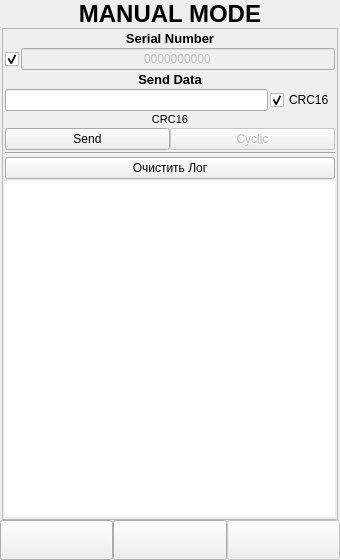
DavidSiegman/PLC_RF_Configurator, file ANDROID_FORMS/hands_enter_form.ui: the form before one commit.
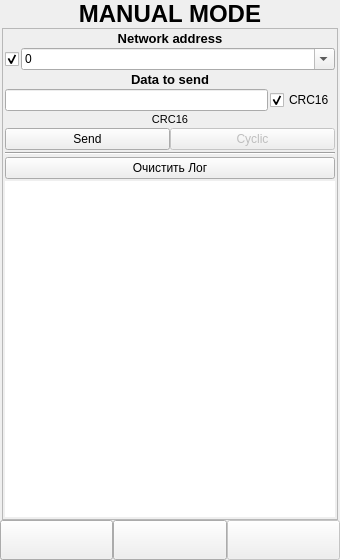
The form after the commit. Icons and pictures are not drawn.

The edit to the form file:
```diff
--- a/ANDROID_FORMS/hands_enter_form.ui
+++ b/ANDROID_FORMS/hands_enter_form.ui
@@ -139,7 +139,7 @@
              </font>
             </property>
             <property name="text">
-             <string>Serial Number</string>
+             <string>Network address</string>
             </property>
             <property name="alignment">
              <set>Qt::AlignCenter</set>
@@ -177,32 +177,12 @@
              </widget>
             </item>
             <item>
-             <widget class="QLineEdit" name="SN_TEXT">
-              <property name="enabled">
-               <bool>false</bool>
+             <widget class="QComboBox" name="SN_TEXT">
+              <property name="editable">
+               <bool>true</bool>
               </property>
-              <property name="sizePolicy">
-               <sizepolicy hsizetype="Expanding" vsizetype="Minimum">
-                <horstretch>0</horstretch>
-                <verstretch>0</verstretch>
-               </sizepolicy>
-              </property>
-              <property name="minimumSize">
-               <size>
-                <width>0</width>
-                <height>0</height>
-               </size>
-              </property>
-              <property name="font">
-               <font>
-                <family>Microsoft YaHei UI</family>
-               </font>
-              </property>
-              <property name="text">
-               <string>0000000000</string>
-              </property>
-              <property name="alignment">
-               <set>Qt::AlignCenter</set>
+              <property name="currentText">
+               <string>0</string>
               </property>
              </widget>
             </item>
@@ -231,7 +211,7 @@
              </font>
             </property>
             <property name="text">
-             <string>Send Data</string>
+             <string>Data to send</string>
             </property>
             <property name="alignment">
              <set>Qt::AlignCenter</set>
```
Left out of the diff: 33 changed lines with no effect on the pictures.
